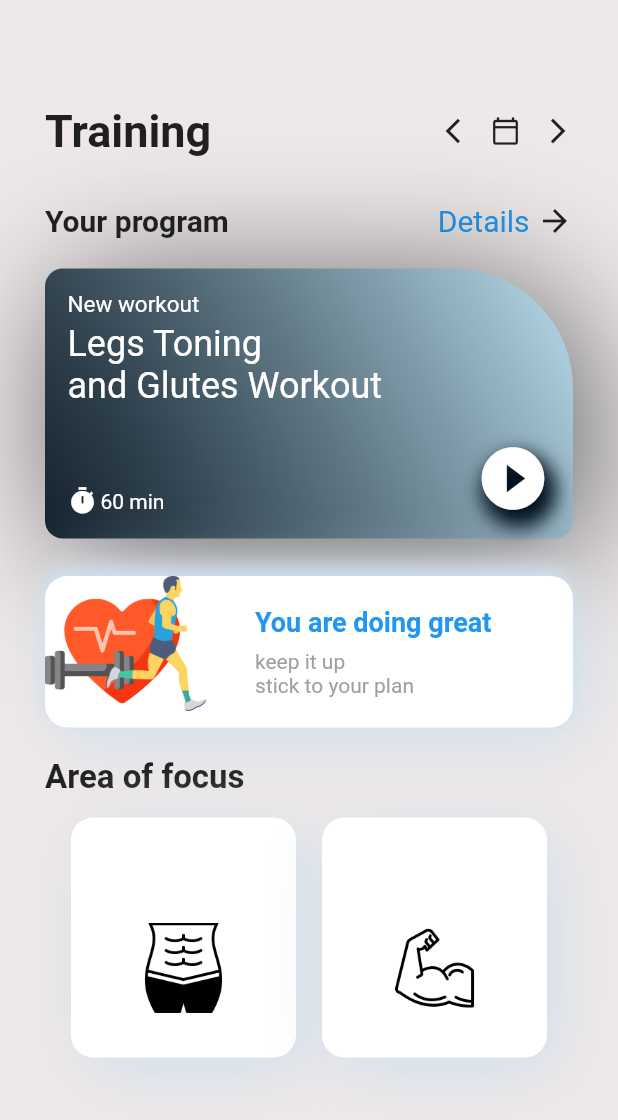
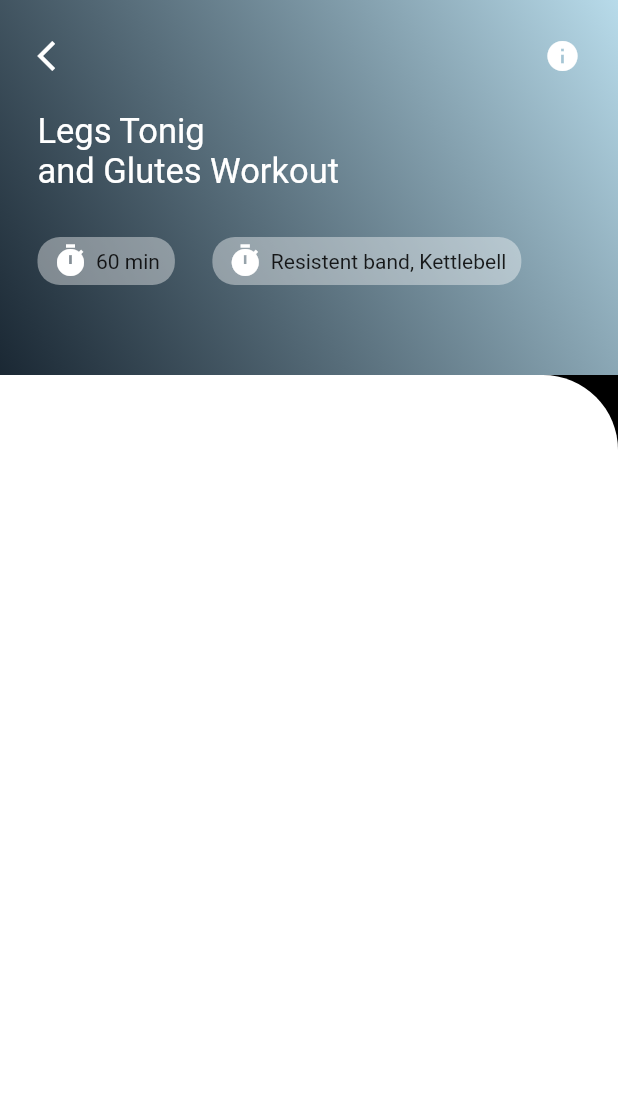
Before and after one commit to mouad-df/training_app, a Flutter app: the screen it shows after launch, on a phone screen of 412 x 824 dp. Shown: the top 1120 px of the screen. Run offline on Flutter 3.47's test engine with Material 2 defaults, Android fonts, the phone set to English and light mode, and no system bars; our stand-ins replace get.

Commit message:
screen added

```diff
--- a/lib/main.dart
+++ b/lib/main.dart
@@ -1,6 +1,7 @@
 import 'package:flutter/material.dart';
 import 'package:get/get.dart';
 import 'package:training_app/screens/home_screen.dart';
+import 'package:training_app/screens/video_info.dart';
 
 void main() {
   runApp(const MyApp());
@@ -13,7 +14,7 @@ class MyApp extends StatelessWidget {
     // ignore: prefer_const_constructors
     return GetMaterialApp(
       debugShowCheckedModeBanner: false,
-      home:HomeScreen(),
+      home:VideoInfo(),
     );
   }
 }
--- a/lib/screens/home_screen.dart
+++ b/lib/screens/home_screen.dart
@@ -1,7 +1,7 @@
 // ignore_for_file: prefer_const_constructors
 
 import 'package:flutter/material.dart';
-import 'package:training_app/screens/focus_square.dart';
+import 'package:training_app/widgets/focus_square.dart';
 
 class HomeScreen extends StatelessWidget {
   const HomeScreen({super.key});
@@ -12,6 +12,7 @@ class HomeScreen extends StatelessWidget {
       backgroundColor: Color.fromARGB(255, 239, 232, 232),
       body: Container(
         padding: EdgeInsets.only(top: 70, left: 30, right: 30),
+        child: SingleChildScrollView(
           child: Column(
             children: [
               Row(
@@ -81,7 +82,7 @@ class HomeScreen extends StatelessWidget {
                 decoration: BoxDecoration(
                     boxShadow: [
                       BoxShadow(
-                        offset: Offset(10, 10),
+                          offset: Offset(10, -10),
                           blurRadius: 80,
                           color:
                               Color.fromARGB(255, 26, 35, 39).withOpacity(0.7)),
@@ -228,7 +229,7 @@ class HomeScreen extends StatelessWidget {
                             style: TextStyle(
                                 fontWeight: FontWeight.bold,
                                 fontSize: 18,
-                              color: Colors.blue[500]),
+                                color: Color.fromARGB(255, 2, 17, 30)),
                           ),
                           SizedBox(
                             height: 8,
@@ -262,7 +263,22 @@ class HomeScreen extends StatelessWidget {
                 height: 14,
               ),
 
-            Row(mainAxisAlignment: MainAxisAlignment.spaceEvenly, children: [
+              Column(children: [
+                Row(
+                    mainAxisAlignment: MainAxisAlignment.spaceEvenly,
+                    children: [
+                      FocusSquare(
+                        muscleName: 'Shoulders',
+                        imagePath: 'images/shoulders.png',
+                      ),
+                      FocusSquare(
+                        muscleName: 'Legs',
+                        imagePath: 'images/legs.png',
+                      ),
+                    ]),
+                Row(
+                    mainAxisAlignment: MainAxisAlignment.spaceEvenly,
+                    children: [
                       FocusSquare(
                         muscleName: 'Glues',
                         imagePath: 'images/abs.png',
@@ -271,8 +287,10 @@ class HomeScreen extends StatelessWidget {
                         muscleName: 'Biceps',
                         imagePath: 'images/biceps.png',
                       ),
+                    ]),
               ])
             ],
+          ),
         ),
       ),
     );
--- /dev/null
+++ b/lib/screens/video_info.dart
@@ -0,0 +1,135 @@
+import 'package:flutter/material.dart';
+
+class VideoInfo extends StatelessWidget {
+  const VideoInfo({super.key});
+
+  @override
+  Widget build(BuildContext context) {
+    return Scaffold(
+      body: Column(children: [
+        Container(
+          decoration: BoxDecoration(
+              gradient: LinearGradient(
+                  begin: Alignment.bottomLeft,
+                  end: Alignment.topRight,
+                  colors: [
+                Color.fromARGB(255, 2, 17, 30).withOpacity(0.9),
+                Color.fromARGB(255, 184, 219, 234),
+              ])),
+          child: SafeArea(
+            child: Padding(
+              padding: const EdgeInsets.all(25.0),
+              child: Column(
+                children: [
+                  Container(
+                    width: MediaQuery.of(context).size.width,
+                    height: 200,
+                    // ignore: prefer_const_constructors
+                    child: Column(
+                      crossAxisAlignment: CrossAxisAlignment.start,
+                      // ignore: prefer_const_literals_to_create_immutables
+                      children: [
+                        // ignore: prefer_const_constructors
+                        Row(
+                          mainAxisAlignment: MainAxisAlignment.spaceBetween,
+                          // ignore: prefer_const_literals_to_create_immutables
+                          children: [
+                            // ignore: prefer_const_constructors
+                            Icon(
+                              Icons.arrow_back_ios,
+                              color: Colors.white,
+                            ),
+                            // ignore: prefer_const_constructors
+                            Icon(
+                              Icons.info,
+                              color: Colors.white,
+                            ),
+                          ],
+                        ),
+                        SizedBox(
+                          height: 25,
+                        ),
+                        Text(
+                          "Legs Tonig ",
+                          style: TextStyle(
+                            color: Colors.white,
+                            fontSize: 23,
+                          ),
+                        ),
+                        Text(
+                          "and Glutes Workout",
+                          style: TextStyle(
+                            color: Colors.white,
+                            fontSize: 23,
+                          ),
+                        ),
+                        SizedBox(
+                          height: 30,
+                        ),
+                        Row(children: [
+                          Container(
+                            padding: EdgeInsets.symmetric(
+                                horizontal: 10, vertical: 4),
+                            decoration: BoxDecoration(
+                                color: Colors.white.withOpacity(0.4),
+                                borderRadius: BorderRadius.circular(15)),
+                            child: Row(
+                              children: [
+                                Icon(
+                                  Icons.timer,
+                                  color: Colors.white,
+                                ),
+                                SizedBox(
+                                  width: 5,
+                                ),
+                                Text("60 min"),
+                              ],
+                            ),
+                          ),
+                          SizedBox(
+                            width: 25,
+                          ),
+                          Container(
+                            padding: EdgeInsets.symmetric(
+                                horizontal: 10, vertical: 4),
+                            decoration: BoxDecoration(
+                                color: Colors.white.withOpacity(0.4),
+                                borderRadius: BorderRadius.circular(15)),
+                            child: Row(
+                              mainAxisAlignment: MainAxisAlignment.center,
+                              children: [
+                                Icon(
+                                  Icons.timer,
+                                  color: Colors.white,
+                                ),
+                                SizedBox(
+                                  width: 5,
+                                ),
+                                Text("Resistent band, Kettlebell"),
+                              ],
+                            ),
+                          ),
+                        ]),
+                      ],
+                    ),
+                  ),
+                ],
+              ),
+            ),
+          ),
+        ),
+        Expanded(
+          child: Container(
+            color: Colors.black,
+            child: Container(
+              decoration: BoxDecoration(
+                  color: Colors.white,
+                  borderRadius: BorderRadius.only(topRight: Radius.circular(50))),
+              height: 26,
+            ),
+          ),
+        )
+      ]),
+    );
+  }
+}
--- a/lib/screens/focus_square.dart
+++ b/lib/widgets/focus_square.dart
@@ -8,28 +8,43 @@ class FocusSquare extends StatelessWidget {
   @override
   Widget build(BuildContext context) {
     return Container(
-      padding: EdgeInsets.symmetric(horizontal: 30, vertical: 14),
-      decoration: BoxDecoration(boxShadow: [
+      margin: EdgeInsets.symmetric(vertical: 5),
+      padding: EdgeInsets.symmetric(horizontal: 30, vertical: 8),
+      decoration: BoxDecoration(
+        color: Colors.white,
+        boxShadow: [
         BoxShadow(
             offset: Offset(8, 10),
             blurRadius: 40,
             color: Color.fromARGB(255, 208, 224, 237)),
-
-      ], color: Colors.white, borderRadius: BorderRadius.circular(15)),
+      ],
+      borderRadius: BorderRadius.circular(15)),
       height: 160,
       width: 150,
       child: Column(
-        mainAxisAlignment: MainAxisAlignment.end,
+
         children: [
+          Container(
+            height: 20,
+
+          ),
           //image
-          Image.asset(
+          Column(
+            children: [
+              Image.asset(
             imagePath,
-            height: 60,
+            color: Color.fromARGB(255, 2, 17, 30),
+            height: 80,
           ),
+          SizedBox(height: 10,),
           Text(
             muscleName,
-            style: TextStyle(color: Colors.white),
+            style: TextStyle(
+              fontSize: 19,
+              color: Colors.black),
           )
+            ],
+          ),
         ],
       ),
     );
```
Also changed, not shown: images/legs.png (added). Lines whose indentation alone changed are shown as unchanged.
